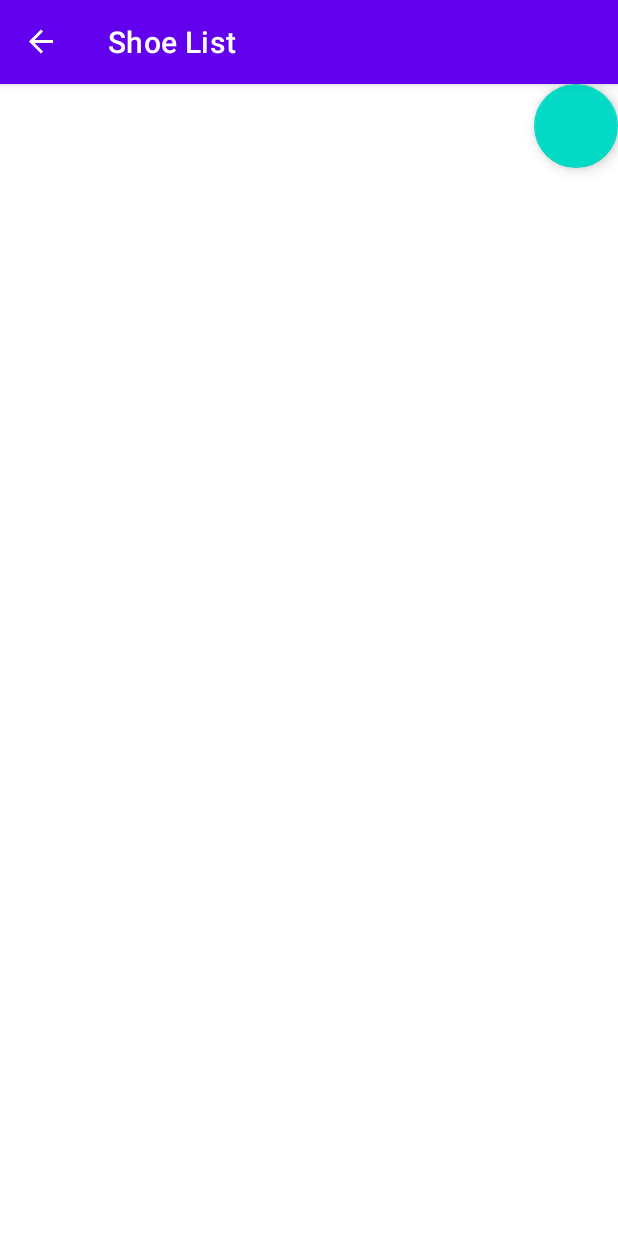
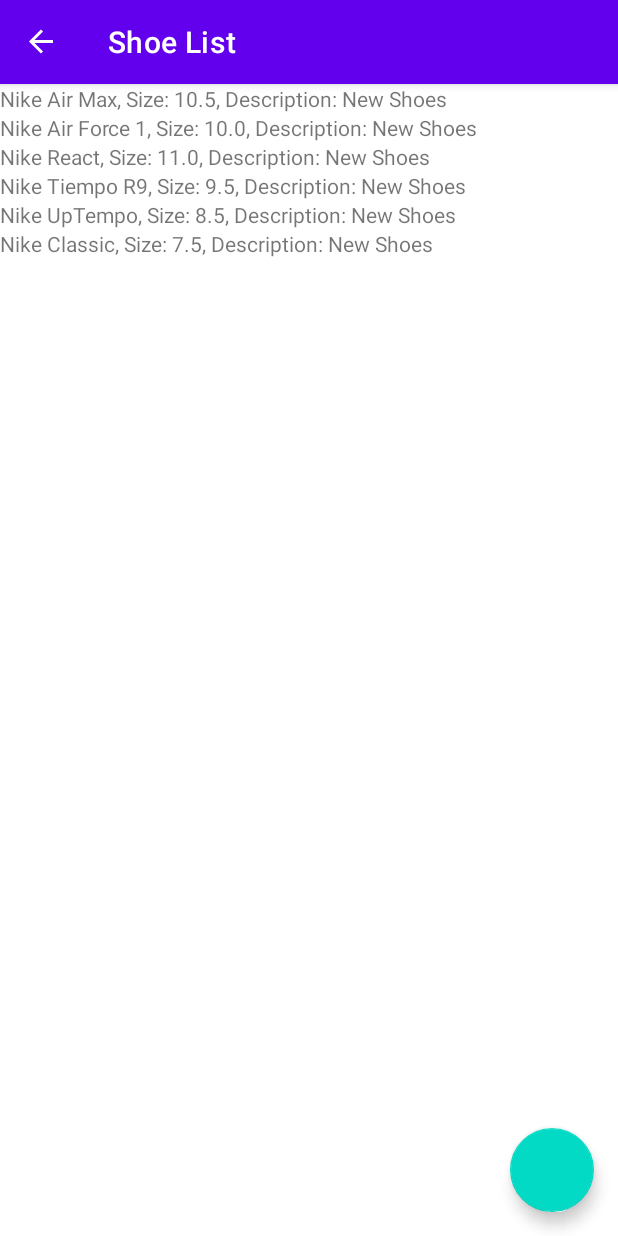
Before and after one commit to omarghetti/ShoeStore, an Android app: the ShoeListFragment screen opened through its navigation route, on a phone screen of 412 x 824 dp. Run offline under Robolectric (Android 15) with nearby library versions, the phone set to English and light mode, and no system bars; our stand-ins replace Timber, data binding, navigation-ui; 2 statements that could not run were skipped.

Commit message:
Added ShoeListViewModel.kt, ShoeListFragment.kt + Started Development on ShoeDetailsFragment.kt

```diff
--- a/app/src/main/java/com/example/shoestore/ui/InstructionsFragment.kt
+++ b/app/src/main/java/com/example/shoestore/ui/InstructionsFragment.kt
@@ -6,6 +6,7 @@ import android.view.LayoutInflater
 import android.view.View
 import android.view.ViewGroup
 import androidx.databinding.DataBindingUtil
+import androidx.navigation.fragment.findNavController
 import com.example.shoestore.R
 import com.example.shoestore.databinding.FragmentInstructionsBinding
 
@@ -19,6 +20,11 @@ class InstructionsFragment : Fragment() {
         // Inflate the layout for this fragment
         binding = DataBindingUtil.inflate(inflater, R.layout.fragment_instructions, container, false)
 
+        binding.button4.setOnClickListener {
+            val shoeListAction = InstructionsFragmentDirections.actionInstructionsFragmentToShoeListFragment()
+            this.findNavController().navigate(shoeListAction)
+        }
+
         return binding.root
     }
 }
--- a/app/src/main/java/com/example/shoestore/ui/ShoeListFragment.kt
+++ b/app/src/main/java/com/example/shoestore/ui/ShoeListFragment.kt
@@ -1,21 +1,26 @@
 package com.example.shoestore.ui
 
 import android.os.Bundle
+import android.util.AttributeSet
 import android.view.*
+import android.widget.TextView
+import androidx.cardview.widget.CardView
 import androidx.fragment.app.Fragment
 import androidx.databinding.DataBindingUtil
+import androidx.fragment.app.activityViewModels
+import androidx.lifecycle.Observer
 import androidx.lifecycle.ViewModelProvider
 import androidx.navigation.findNavController
 import androidx.navigation.ui.NavigationUI
 import com.example.shoestore.R
 import com.example.shoestore.databinding.FragmentShoeListBinding
 import com.example.shoestore.viewmodels.ShoeListViewModel
+import org.w3c.dom.Text
 
 class ShoeListFragment : Fragment() {
 
     private lateinit var binding: FragmentShoeListBinding
 
-    private lateinit var shoeListViewModel: ShoeListViewModel
 
     override fun onCreateView(
         inflater: LayoutInflater, container: ViewGroup?,
@@ -23,10 +28,18 @@ class ShoeListFragment : Fragment() {
     ): View {
 
         binding = DataBindingUtil.inflate(inflater, R.layout.fragment_shoe_list, container, false)
-        shoeListViewModel = ViewModelProvider(this)[ShoeListViewModel::class.java]
+        val shoeListViewModel: ShoeListViewModel by activityViewModels()
 
         binding.shoeListViewModel = shoeListViewModel
         binding.setLifecycleOwner { viewLifecycleOwner.lifecycle }
+
+        shoeListViewModel.shoeList.observe(viewLifecycleOwner, Observer { shoeList ->
+            shoeList.forEachIndexed { index,shoe ->
+                val textView = TextView(context)
+                textView.setText("${shoe.name}, Size: ${shoe.size}, Description: ${shoe.description}")
+                binding.shoeListLinear.addView(textView,index)
+            }
+        })
         return binding.root
     }
 
--- a/app/src/main/java/com/example/shoestore/viewmodels/ShoeListViewModel.kt
+++ b/app/src/main/java/com/example/shoestore/viewmodels/ShoeListViewModel.kt
@@ -1,5 +1,27 @@
 package com.example.shoestore.viewmodels
 
+import androidx.lifecycle.LiveData
+import androidx.lifecycle.MutableLiveData
 import androidx.lifecycle.ViewModel
+import com.example.shoestore.models.Shoe
 
-class ShoeListViewModel: ViewModel()
+class ShoeListViewModel: ViewModel() {
+    private var _shoeList = MutableLiveData<MutableList<Shoe>>()
+    val shoeList : LiveData<MutableList<Shoe>>
+        get() = _shoeList
+
+    private fun addShoe(shoe: Shoe) {
+        _shoeList.value?.add(shoe)
+    }
+
+    init {
+        _shoeList.value = mutableListOf(
+            Shoe(name = "Nike Air Max", size = 10.5, company = "Nike", description = "New Shoes"),
+            Shoe(name = "Nike Air Force 1", size = 10.0, company = "Nike", description = "New Shoes"),
+            Shoe(name = "Nike React", size = 11.0, company = "Nike", description = "New Shoes"),
+            Shoe(name = "Nike Tiempo R9", size = 9.5, company = "Nike", description = "New Shoes"),
+            Shoe(name = "Nike UpTempo", size = 8.5, company = "Nike", description = "New Shoes"),
+            Shoe(name = "Nike Classic", size = 7.5, company = "Nike", description = "New Shoes")
+        )
+    }
+}
--- a/app/src/main/res/layout/fragment_shoe_list.xml
+++ b/app/src/main/res/layout/fragment_shoe_list.xml
@@ -9,27 +9,32 @@
             type="com.example.shoestore.viewmodels.ShoeListViewModel" />
     </data>
 
+    <RelativeLayout
+        android:layout_width="match_parent"
+        android:layout_height="match_parent">
+
         <ScrollView
             android:id="@+id/shoeListFragment"
             android:layout_width="match_parent"
             android:layout_height="match_parent"
-        tools:context="ui.ShoeListFragment"
-        android:fillViewport="true">
-
+            android:fillViewport="true"
+            tools:context="ui.ShoeListFragment">
 
             <LinearLayout
                 android:id="@+id/shoe_list_linear"
                 android:layout_width="match_parent"
                 android:layout_height="wrap_content"
-            android:orientation="vertical">
-
+                android:orientation="vertical"/>
+        </ScrollView>
         <com.google.android.material.floatingactionbutton.FloatingActionButton
             android:id="@+id/floatingActionButton"
             android:layout_width="match_parent"
             android:layout_height="wrap_content"
-                android:layout_gravity="bottom|end"
+            android:layout_alignParentBottom="true"
+            android:layout_alignParentEnd="true"
             android:clickable="true"
+            android:layout_margin="16dp"
             android:contentDescription="@string/floating_action_content_description" />
-        </LinearLayout>
-    </ScrollView>
+    </RelativeLayout>
+
 </layout>
--- a/app/src/main/res/navigation/navigation.xml
+++ b/app/src/main/res/navigation/navigation.xml
@@ -34,5 +34,21 @@
         android:id="@+id/shoeListFragment"
         android:name="com.example.shoestore.ui.ShoeListFragment"
         android:label="Shoe List"
-        tools:layout="@layout/fragment_shoe_list" />
+        tools:layout="@layout/fragment_shoe_list" >
+        <action
+            android:id="@+id/action_shoeListFragment_to_shoeDetailsFragment"
+            app:destination="@id/shoeDetailsFragment" />
+        <action
+            android:id="@+id/action_shoeListFragment_to_loginFragment"
+            app:destination="@id/loginFragment" />
+    </fragment>
+    <fragment
+        android:id="@+id/shoeDetailsFragment"
+        android:name="com.example.shoestore.ShoeDetailsFragment"
+        android:label="fragment_shoe_details"
+        tools:layout="@layout/fragment_shoe_details" >
+        <action
+            android:id="@+id/action_shoeDetailsFragment_to_shoeListFragment"
+            app:destination="@id/shoeListFragment" />
+    </fragment>
 </navigation>
--- a/build.gradle
+++ b/build.gradle
@@ -10,8 +10,8 @@ buildscript {
 }
 
 plugins {
-    id 'com.android.application' version '7.1.1' apply false
-    id 'com.android.library' version '7.1.1' apply false
+    id 'com.android.application' version '7.1.2' apply false
+    id 'com.android.library' version '7.1.2' apply false
     id 'org.jetbrains.kotlin.android' version '1.6.10' apply false
 }
 
```
Also changed, not shown: app/src/main/java/com/example/shoestore/ShoeDetailsFragment.kt (added, +59 -0 lines), app/src/main/res/layout/fragment_shoe_details.xml (added, +14 -0 lines). Lines whose indentation alone changed are shown as unchanged.
